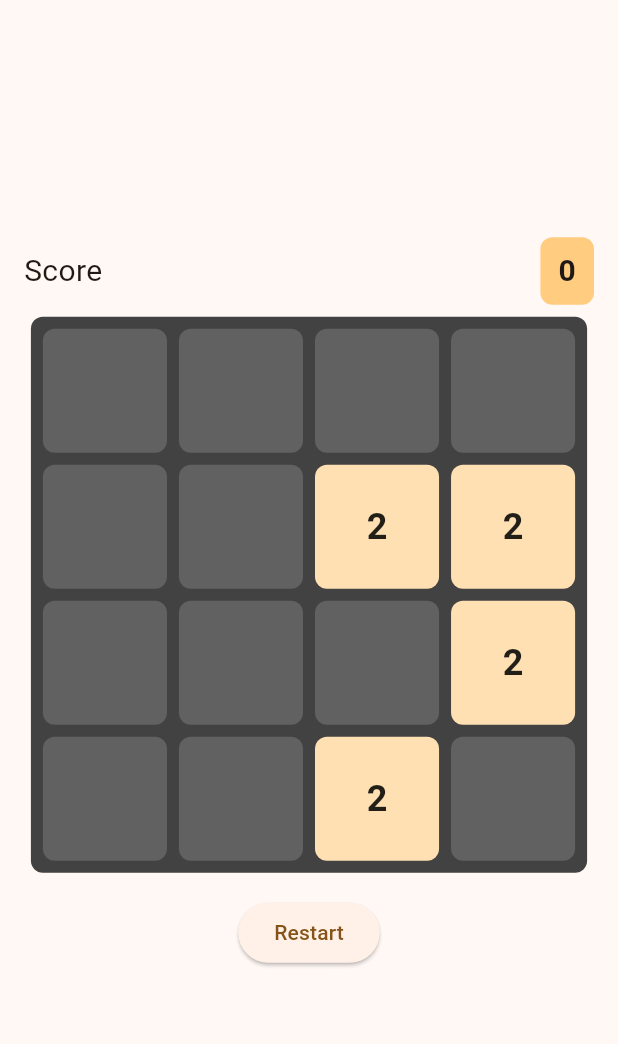
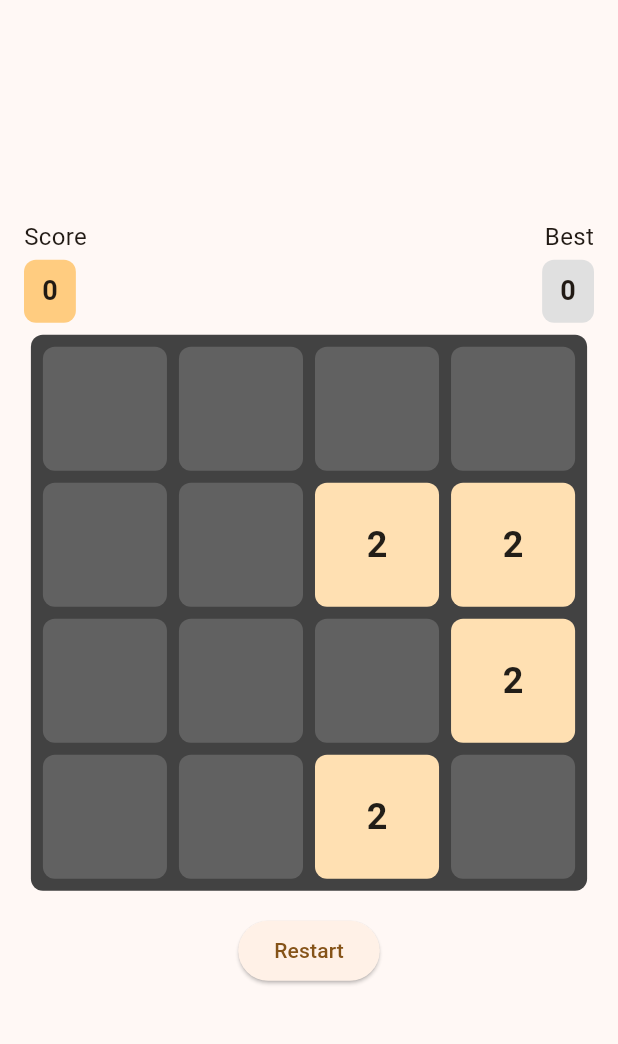
Before and after one commit to mavka1207/twenty-forty-eight, a Flutter app: the screen it shows after launch, after a tap on "Restart", on a phone screen of 412 x 824 dp, the part 63-1107 px from its top. Run offline on Flutter 3.47's test engine with Material 3 defaults, Android fonts, the phone set to English and light mode, and no system bars; our stand-ins replace shared_preferences.

Commit message:
feat: persist and display best score

```diff
--- a/twenty_forty_eight/lib/main.dart
+++ b/twenty_forty_eight/lib/main.dart
@@ -1,6 +1,7 @@
-import 'dart:math' as math;
 import 'package:flutter/material.dart';
 import 'game_board.dart';
+import 'dart:math' as math;
+import 'package:shared_preferences/shared_preferences.dart';
 
 void main() {
   runApp(const TwentyFortyEightApp());
@@ -13,6 +14,7 @@ class TwentyFortyEightApp extends StatelessWidget {
   Widget build(BuildContext context) {
     return MaterialApp(
       title: '2048',
+      debugShowCheckedModeBanner: false,
       theme: ThemeData(
         colorScheme: ColorScheme.fromSeed(seedColor: Colors.orange),
         useMaterial3: true,
@@ -31,14 +33,30 @@ class GamePage extends StatefulWidget {
 
 class _GamePageState extends State<GamePage> {
   late GameBoard _board;
+  int _bestScore = 0;
 
   @override
   void initState() {
     super.initState();
     _board = GameBoard();
+    _loadBestScore();
     // GameBoard creates a new board with random tiles in its constructor, so we don't need to call reset() here.
     // but if we wanted to start with an empty board and then add tiles, we could do:
     // _board.reset();
+  }
+
+  Future<void> _loadBestScore() async {
+    final prefs = await SharedPreferences.getInstance();
+    setState(() {
+      _bestScore = prefs.getInt('best_score') ?? 0;
+    });
+  }
+
+  Future<void> _saveBestScoreIfNeeded() async {
+    if (_board.score <= _bestScore) return;
+    _bestScore = _board.score;
+    final prefs = await SharedPreferences.getInstance();
+    await prefs.setInt('best_score', _bestScore);
   }
 
   void _restartGame() {
@@ -79,13 +97,17 @@ class _GamePageState extends State<GamePage> {
     }
   }
 
-  void _checkGameOver() {
+  void _checkGameOver() async {
     if (_board.isGameOver()) {
+      await _saveBestScoreIfNeeded();
+
+      if (!mounted) return;
+
       showDialog(
         context: context,
         builder: (context) => AlertDialog(
           title: const Text('Game over'),
-          content: const Text('No more moves available.'),
+          content: Text('Score: ${_board.score}\nBest: $_bestScore'),
           actions: [
             TextButton(
               onPressed: () {
@@ -144,8 +166,12 @@ class _GamePageState extends State<GamePage> {
                 child: Row(
                   mainAxisAlignment: MainAxisAlignment.spaceBetween,
                   children: [
-                    const Text('Score', style: TextStyle(fontSize: 20)),
+                    Column(
+                      crossAxisAlignment: CrossAxisAlignment.start,
+                      children: [
+                        const Text('Score', style: TextStyle(fontSize: 16)),
                         Container(
+                          margin: const EdgeInsets.only(top: 4),
                           padding: const EdgeInsets.symmetric(
                             horizontal: 12,
                             vertical: 8,
@@ -157,10 +183,36 @@ class _GamePageState extends State<GamePage> {
                           child: Text(
                             _board.score.toString(),
                             style: const TextStyle(
-                          fontSize: 20,
+                              fontSize: 18,
                               fontWeight: FontWeight.bold,
                             ),
                           ),
+                        ),
+                      ],
+                    ),
+                    Column(
+                      crossAxisAlignment: CrossAxisAlignment.end,
+                      children: [
+                        const Text('Best', style: TextStyle(fontSize: 16)),
+                        Container(
+                          margin: const EdgeInsets.only(top: 4),
+                          padding: const EdgeInsets.symmetric(
+                            horizontal: 12,
+                            vertical: 8,
+                          ),
+                          decoration: BoxDecoration(
+                            color: Colors.grey.shade300,
+                            borderRadius: BorderRadius.circular(8),
+                          ),
+                          child: Text(
+                            _bestScore.toString(),
+                            style: const TextStyle(
+                              fontSize: 18,
+                              fontWeight: FontWeight.bold,
+                            ),
+                          ),
+                        ),
+                      ],
                     ),
                   ],
                 ),
--- a/twenty_forty_eight/pubspec.yaml
+++ b/twenty_forty_eight/pubspec.yaml
@@ -34,6 +34,7 @@ dependencies:
   # The following adds the Cupertino Icons font to your application.
   # Use with the CupertinoIcons class for iOS style icons.
   cupertino_icons: ^1.0.8
+  shared_preferences: ^2.2.2
 
 dev_dependencies:
   flutter_test:
```
Also changed, not shown: twenty_forty_eight/pubspec.lock, 8 other files. Lines whose indentation alone changed are shown as unchanged.
